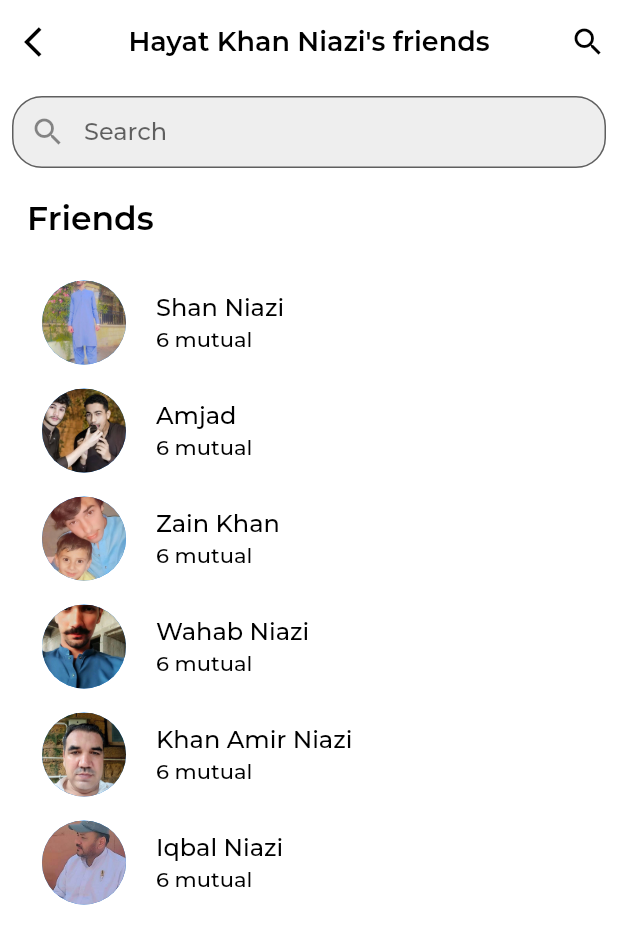
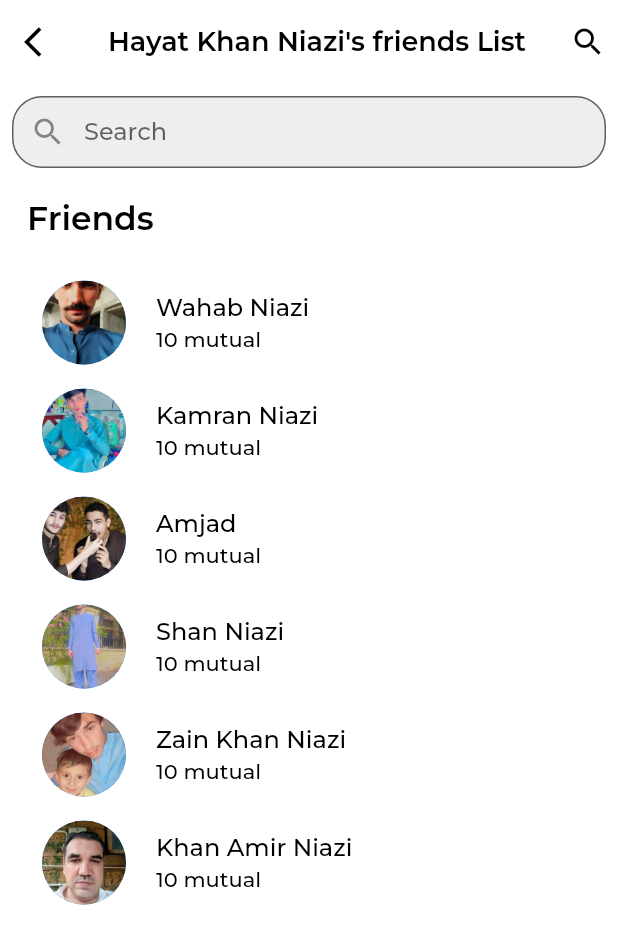
Before and after one commit to hayatkhan67/facebook_clone_flutter, a Flutter app: the UserProfile screen opened directly, scrolled down 576 dp, after a tap on "See all friends", on a phone screen of 412 x 824 dp. Shown: the top 944 px of the screen. Run offline on Flutter 3.47's test engine with Material 2 defaults, Android fonts, the phone set to English and light mode, and no system bars; drawn by our look-alikes of auto_size_text; our stand-ins replace flutter_svg, font_awesome_flutter, material_design_icons_flutter; project files that could hold a hidden picture were left out.

Commit message:
some changes

```diff
--- a/lib/Facebook/Profile/friend_list.dart
+++ b/lib/Facebook/Profile/friend_list.dart
@@ -1,18 +1,20 @@
 import 'package:flutter/material.dart';
 
+import '../../data/fb_data.dart';
 import '../../widget/customText.dart';
 import 'UserModel_Class.dart';
 import 'friends_profile.dart';
 
 class FriendList extends StatefulWidget {
-  const FriendList({super.key, this.userName});
+  const FriendList({super.key, this.userName, this.data});
   final String? userName;
+  final FriendlistData? data;
   @override
   State<FriendList> createState() => _FriendListState();
 }
 
 class _FriendListState extends State<FriendList> {
-  var data = friendDetails;
+  var data = fbData;
 
   @override
   Widget build(BuildContext context) {
@@ -24,7 +26,7 @@ class _FriendListState extends State<FriendList> {
             },
             icon: const Icon(Icons.arrow_back_ios)),
         title: MyText(
-          text: '${widget.userName ?? "Hayat Khan Niazi"}\'s friends',
+          text: '${widget.userName ?? "Hayat Khan Niazi"}\'s friends List',
           size: 18,
           fWeight: FontWeight.bold,
         ),
@@ -69,17 +71,18 @@ class _FriendListState extends State<FriendList> {
                         context,
                         MaterialPageRoute(
                           builder: (context) => FriendProfile(
-                            image: data[0].freindsImages![index],
-                            userName: data[0].freindsName![index],
+                            image: data[0].friendsImages![index],
+                            userName: data[0].friendsNames![index],
                           ),
                         ));
                   },
                   leading: CircleAvatar(
-                    backgroundImage: AssetImage(data[0].freindsImages![index]),
+                    backgroundImage: AssetImage(data[0].friendsImages![index]),
                     radius: 32,
                   ),
-                  title: MyText(text: data[0].freindsName![index]),
-                  subtitle: const MyText(text: '6 mutual'),
+                  title: MyText(text: data[0].friendsNames![index]),
+                  subtitle:
+                      MyText(text: '${data[0].friendsNames!.length} mutual'),
                 );
               },
             )
@@ -89,3 +92,9 @@ class _FriendListState extends State<FriendList> {
     );
   }
 }
+
+class FriendlistData {
+  List? userName;
+  List? image;
+  FriendlistData({this.image, this.userName});
+}
--- a/lib/Facebook/Profile/user_Profile.dart
+++ b/lib/Facebook/Profile/user_Profile.dart
@@ -58,6 +58,7 @@ class _UserProfileState extends State<UserProfile> {
 
   @override
   Widget build(BuildContext context) {
+    final w = MediaQuery.of(context).size.width;
     return WillPopScope(
         onWillPop: () async {
           return widget.isBack;
@@ -97,8 +98,9 @@ class _UserProfileState extends State<UserProfile> {
               children: [
                 Stack(clipBehavior: Clip.none, children: [
                   Container(
-                    // height: MediaQuery.of(context).size.height * 0.40,
-                    height: 200,
+                    height: w > 500
+                        ? MediaQuery.of(context).size.height * 0.70
+                        : 200,
                     width: double.infinity,
                     decoration: BoxDecoration(
                         color: Colors.grey.withOpacity(0.4),
@@ -325,9 +327,9 @@ class _UserProfileState extends State<UserProfile> {
                         child: Column(
                           crossAxisAlignment: CrossAxisAlignment.start,
                           children: [
-                            MyText(
+                            const MyText(
                               text: 'Details',
-                              size: MediaQuery.of(context).size.height * 0.03,
+                              size: 18,
                               fWeight: FontWeight.bold,
                             ),
                             ...List.generate(
@@ -467,8 +469,12 @@ class _UserProfileState extends State<UserProfile> {
                                   Navigator.push(
                                       context,
                                       MaterialPageRoute(
-                                        builder: (context) =>
-                                            const FriendList(),
+                                        builder: (context) => FriendList(
+                                            data: FriendlistData(image: [
+                                          data[0].friendsImages!
+                                        ], userName: [
+                                          data[0].friendsNames!
+                                        ])),
                                       ));
                                 },
                                 style: ElevatedButton.styleFrom(
--- a/lib/main.dart
+++ b/lib/main.dart
@@ -1,3 +1,4 @@
+import 'package:bano_qabil_project/Facebook/Profile/user_Profile.dart';
 import 'package:bano_qabil_project/splash%20screen&onboarding/splash_screen.dart';
 import 'package:flutter/material.dart';
 import 'dart:io';
@@ -27,7 +28,9 @@ class MyApp extends StatelessWidget {
               color: Colors.white,
               iconTheme: IconThemeData(color: Colors.black)),
         ),
-        home: const SplashScreen());
+        home: UserProfile(
+          isBack: true,
+        ));
   }
 }
 
```
Also changed, not shown: lib/Facebook/Chats/chats.dart (+10 -4 lines), lib/Facebook/Chats/chats_home.dart (+15 -6 lines), lib/Facebook/Profile/friends_profile.dart (+18 -4 lines).
